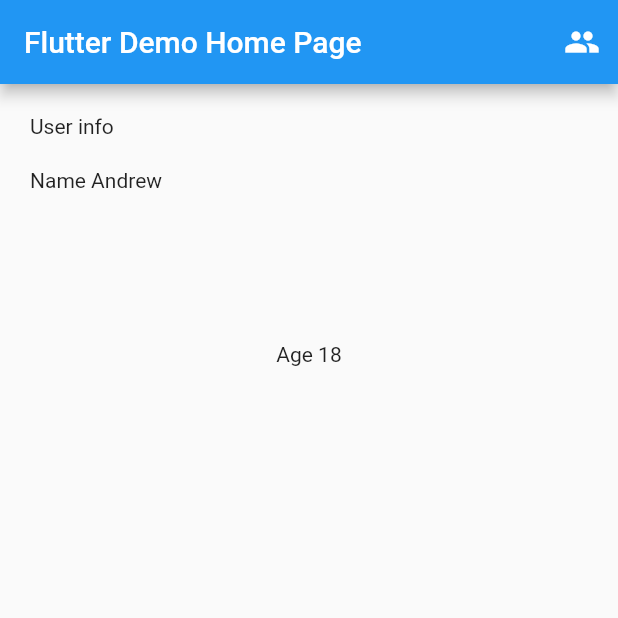
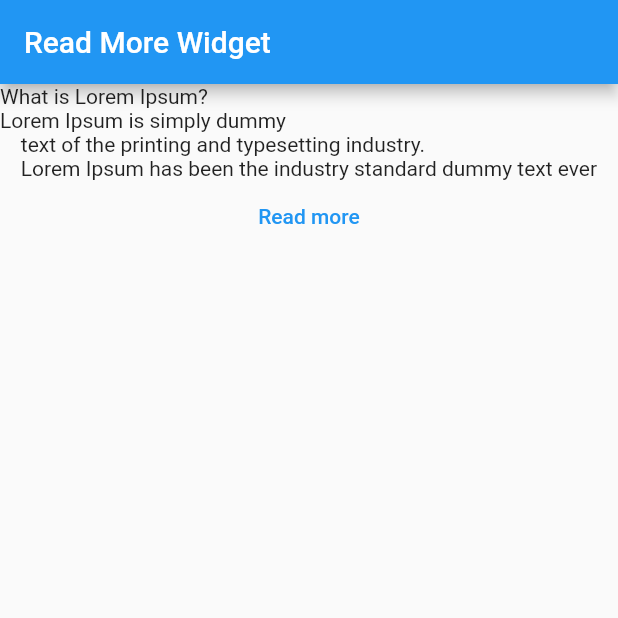
Before and after one commit to AndrewPiterov/speed_up_flutter, a Flutter app: the screen it shows after launch, on a phone screen of 412 x 824 dp, the top half of it. Run offline on Flutter 3.47's test engine with Material 2 defaults, Android fonts, the phone set to English and light mode, and no system bars; missing offline and left inert: speed_up.

```diff
--- a/example/lib/app.dart
+++ b/example/lib/app.dart
@@ -1,3 +1,4 @@
+import 'package:example/pages/read_more_page.dart';
 import 'package:flutter/material.dart';
 
 import 'pages/home_page.dart';
@@ -10,7 +11,8 @@ class MyApp extends StatelessWidget {
       theme: ThemeData(
         primarySwatch: Colors.blue,
       ),
-      home: const MyHomePage(title: 'Flutter Demo Home Page'),
+      home:
+          const ReadMorePage(), // const MyHomePage(title: 'Flutter Demo Home Page'),
     );
   }
 }
--- a/example/lib/pages/home_page.dart
+++ b/example/lib/pages/home_page.dart
@@ -1,3 +1,5 @@
+// ignore_for_file: public_member_api_docs
+
 import 'package:example/pages/contact_list_page.dart';
 import 'package:flutter/material.dart';
 import 'package:speed_up_flutter/speed_up_flutter.dart';
--- /dev/null
+++ b/example/lib/pages/read_more_page.dart
@@ -0,0 +1,49 @@
+// ignore_for_file: public_member_api_docs
+
+import 'package:flutter/material.dart';
+import 'package:speed_up_flutter/speed_up_flutter.dart';
+
+const _text = """What is Lorem Ipsum?\nLorem Ipsum is simply dummy
+    text of the printing and typesetting industry.
+    Lorem Ipsum has been the industry standard dummy text ever since the 1500s,
+    when an unknown printer took a galley
+    of type and scrambled it to make a type specimen book.
+    It has survived not only five centuries, but also the leap
+    into electronic typesetting, remaining essentially unchanged.
+    It was popularised in the 1960s with the release of
+    Letraset sheets containing Lorem Ipsum passages,
+    and more recently with desktop publishing software like Aldus
+    PageMaker including versions of Lorem Ipsum""";
+
+class ReadMorePage extends StatefulWidget {
+  const ReadMorePage({Key? key}) : super(key: key);
+
+  @override
+  State<ReadMorePage> createState() => _ReadMorePageState();
+}
+
+class _ReadMorePageState extends State<ReadMorePage> {
+  bool _isExpanded = false;
+  @override
+  Widget build(BuildContext context) {
+    return Scaffold(
+      appBar: AppBar(
+        title: const Text('Read More Widget'),
+      ),
+      body: ReadMoreWidget(
+        _text,
+        maxLines: _isExpanded ? 1000 : 4,
+        // showLess: ,
+        showMore: TextButton(
+          onPressed: () {
+            //
+            setState(() {
+              _isExpanded = true;
+            });
+          },
+          child: const Text('Read more'),
+        ),
+      ),
+    );
+  }
+}
--- a/example/pubspec.yaml
+++ b/example/pubspec.yaml
@@ -24,12 +24,12 @@ dependencies:
   cupertino_icons: ^1.0.4
   flutter:
     sdk: flutter
-  speed_up: ^0.6.7
+  speed_up: ^0.7.10
   speed_up_flutter:
       path: ../
 
 dev_dependencies:
-  lint: ^1.8.1
+  lint: ^1.8.2
   flutter_lints: ^1.0.4
   flutter_test:
     sdk: flutter
--- /dev/null
+++ b/lib/src/widgets/read_more_widget.dart
@@ -0,0 +1,77 @@
+import 'package:flutter/material.dart';
+
+///
+class ReadMoreWidget extends StatelessWidget {
+  ///
+  const ReadMoreWidget(
+    this.text, {
+    required this.maxLines,
+    required this.showMore,
+    this.isSelectable = false,
+    this.textDirection = TextDirection.ltr,
+    this.crossAxisAlignment = CrossAxisAlignment.center,
+    this.textStyle,
+    this.showLess,
+    Key? key,
+  }) : super(key: key);
+
+  ///
+  final String text;
+
+  ///
+  final int maxLines;
+
+  ///
+  final TextStyle? textStyle;
+
+  ///
+  final Widget showMore;
+
+  ///
+  final bool isSelectable;
+
+  ///
+  final TextDirection textDirection;
+
+  ///
+  final CrossAxisAlignment crossAxisAlignment;
+
+  ///
+  final Widget? showLess;
+
+  @override
+  Widget build(BuildContext context) {
+    return LayoutBuilder(
+      builder: (context, size) {
+        final span = TextSpan(text: text, style: textStyle);
+        final tp = TextPainter(
+          text: span,
+          maxLines: maxLines,
+          textDirection: textDirection,
+        );
+
+        tp.layout(maxWidth: size.maxWidth);
+
+        return Column(
+          crossAxisAlignment: crossAxisAlignment,
+          mainAxisSize: MainAxisSize.min,
+          children: [
+            if (tp
+                .didExceedMaxLines) // The text has more than [maxLines] lines.
+              Text(
+                text,
+                maxLines: maxLines,
+                style: textStyle,
+              )
+            else
+              Text(
+                text,
+                style: textStyle,
+              ),
+            if (tp.didExceedMaxLines) showMore,
+          ],
+        );
+      },
+    );
+  }
+}
--- a/lib/src/widgets/widgets.dart
+++ b/lib/src/widgets/widgets.dart
@@ -1,9 +1,12 @@
 import 'package:flutter/material.dart';
 
 export './first_last_item_in_list.dart';
+export './read_more_widget.dart';
 export './section.dart';
 
+///
 extension StringExtension on String {
+  ///
   Text asText({TextStyle? style}) {
     return Text(
       this,
@@ -12,12 +15,18 @@ extension StringExtension on String {
   }
 }
 
+///
 extension WidgetExtension on Widget {
+  ///
   Center inCenter() {
     return Center(child: this);
   }
 
-  Padding sidePadded({Axis axis = Axis.horizontal, double pad = 20}) {
+  ///
+  Padding sidePadded({
+    Axis axis = Axis.horizontal,
+    double pad = 20,
+  }) {
     return Padding(
       padding: EdgeInsets.symmetric(
         horizontal: axis == Axis.horizontal ? pad : 0,
```
Also changed, not shown: pubspec.yaml (+5 -5 lines), example/pubspec.lock, pubspec.lock, 1 other file.
